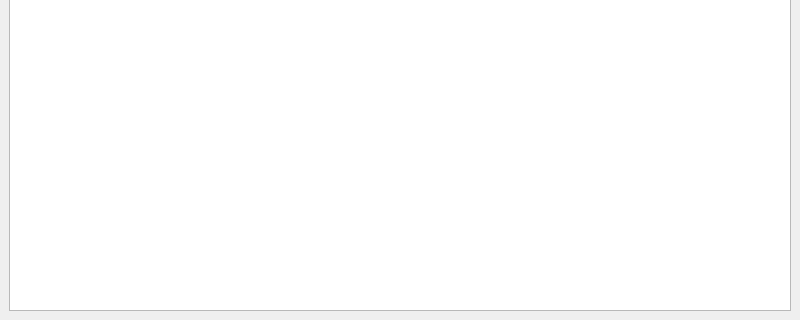
Old version of the form src/mainwindow.ui in the repository nagatoxxx/book-tracker; both pictures show x 0 to 800 and y 280 to 600 of the 800 by 600 pixel window.
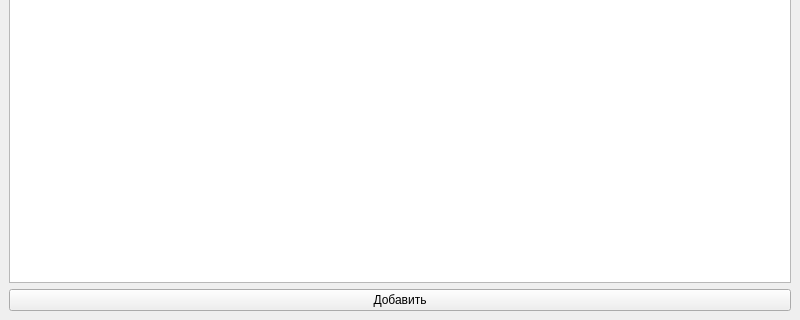
New version of the form.

The edit to the form file:
```diff
--- a/src/mainwindow.ui
+++ b/src/mainwindow.ui
@@ -18,6 +18,13 @@
     <item row="0" column="0">
      <widget class="QTableView" name="tv_books"/>
     </item>
+    <item row="1" column="0">
+     <widget class="QPushButton" name="pb_add">
+      <property name="text">
+       <string>Добавить</string>
+      </property>
+     </widget>
+    </item>
    </layout>
   </widget>
  </widget>
```
